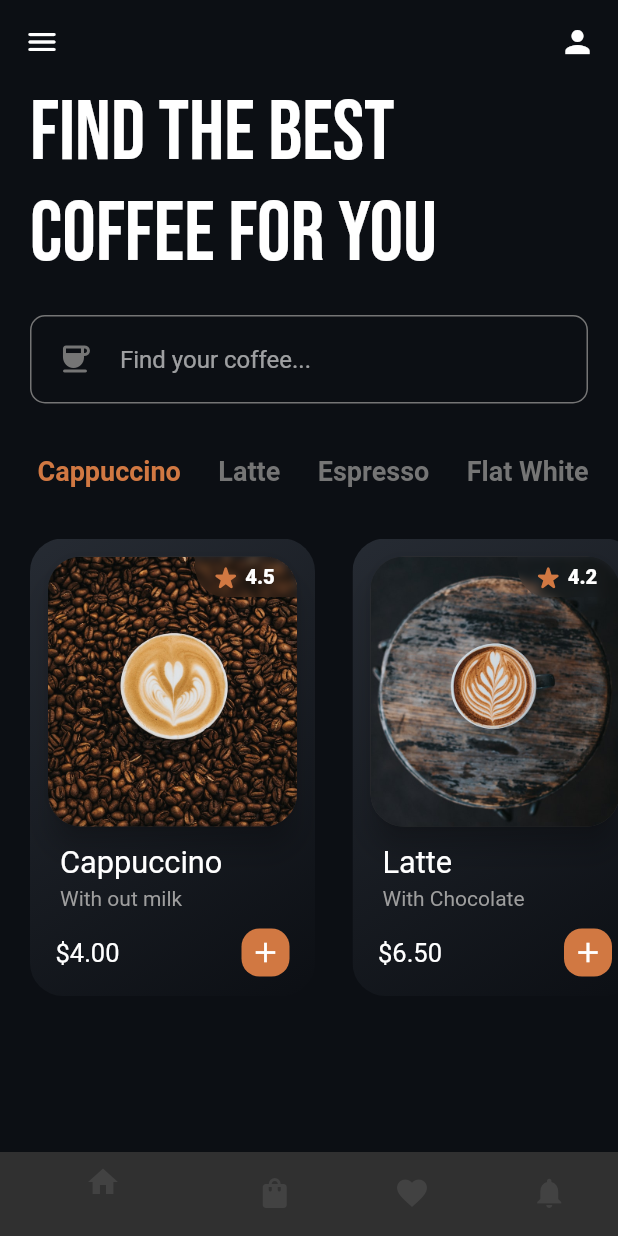
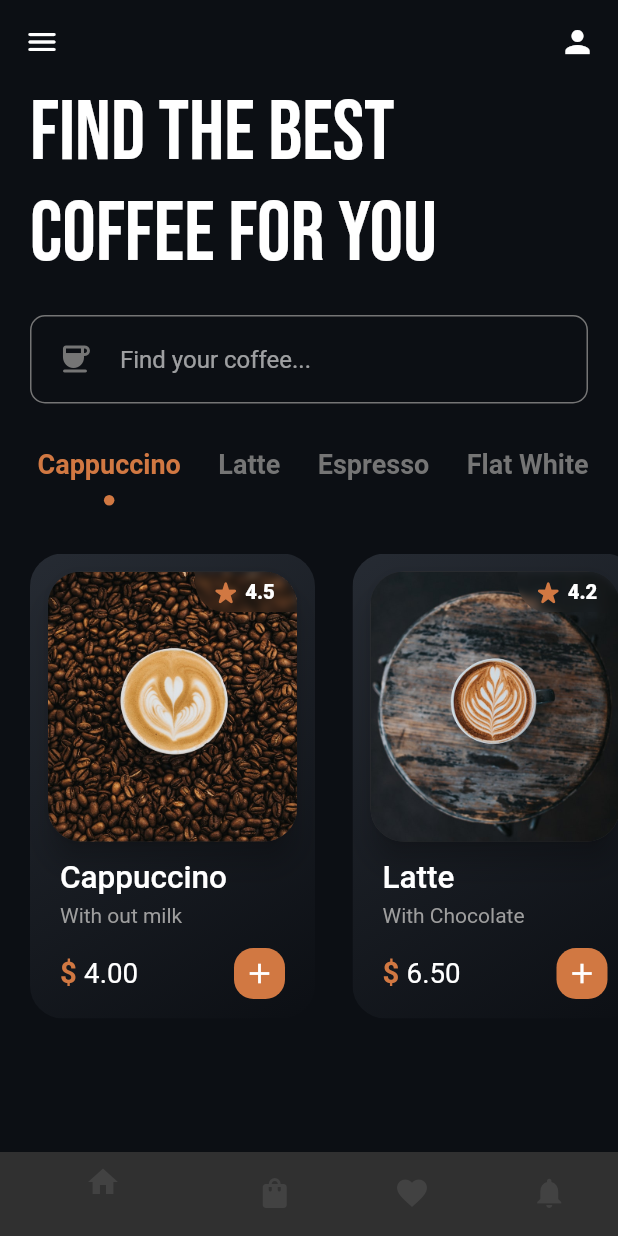
Before and after one commit to devBamidele/coffee_ui, a Flutter app: the screen it shows after launch, on a phone screen of 412 x 824 dp. Run offline on Flutter 3.47's test engine with Material 2 defaults, Android fonts, the phone set to English and light mode, and no system bars; our stand-ins replace auto_route, blur, google_fonts, responsive_framework.

Commit message:
Completed the coffee tile

```diff
--- a/lib/screens/home_page.dart
+++ b/lib/screens/home_page.dart
@@ -115,7 +115,7 @@ class _HomePageState extends State<HomePage> {
                     ),
                   ),
                   Padding(
-                    padding: EdgeInsets.symmetric(vertical: pageSpacing),
+                    padding: EdgeInsets.only(bottom: pageSpacing, top: 30),
                     child: SizedBox(
                       height: 50,
                       child: ListView.builder(
@@ -126,16 +126,14 @@ class _HomePageState extends State<HomePage> {
                           return CoffeeType(
                             coffeeType: items[0],
                             selected: items[1],
-                            onTap: () {
-                              coffeeTypeSelected(index);
-                            },
+                            onTap: () => coffeeTypeSelected(index),
                           );
                         },
                       ),
                     ),
                   ),
                   SizedBox(
-                    height: 305,
+                    height: 310,
                     child: ListView.builder(
                       scrollDirection: Axis.horizontal,
                       itemCount: coffeeTiles.length,
--- a/lib/utils/coffee_tile.dart
+++ b/lib/utils/coffee_tile.dart
@@ -27,24 +27,15 @@ class CoffeeTile extends StatelessWidget {
       padding: EdgeInsets.only(
         left: pageSpacing,
         right: 5,
-        // bottom: 15,
       ),
       child: ClipRRect(
         // The most exterior rectangle
         borderRadius: circularBorder,
         child: Container(
-          decoration: const BoxDecoration(
-            gradient: LinearGradient(
-              begin: Alignment.topLeft,
-              end: Alignment.bottomRight,
-              colors: [
-                Color(0xff262B33),
-                colorBackground,
-              ],
-            ),
-          ),
-          padding: const EdgeInsets.all(12),
+          decoration: tileDecoration,
           width: 190,
+          child: Padding(
+            padding: const EdgeInsets.all(12.0),
             child: Column(
               crossAxisAlignment: CrossAxisAlignment.start,
               children: [
@@ -100,15 +91,15 @@ class CoffeeTile extends StatelessWidget {
                   ),
                 ),
                 Padding(
-                padding:
-                    const EdgeInsets.symmetric(horizontal: 8, vertical: 12),
+                  padding: const EdgeInsets.only(left: 8, right: 8, top: 12),
                   child: Column(
                     crossAxisAlignment: CrossAxisAlignment.start,
                     children: [
                       Text(
                         coffee,
                         style: const TextStyle(
-                        fontSize: 20.5,
+                          fontSize: 21,
+                          fontWeight: FontWeight.w500,
                         ),
                       ),
                       addVerticalSpace(4),
@@ -116,24 +107,34 @@ class CoffeeTile extends StatelessWidget {
                         extras,
                         style: TextStyle(color: Colors.grey[500]),
                       ),
+                      addVerticalSpace(14),
+                      Row(
+                        mainAxisAlignment: MainAxisAlignment.spaceBetween,
+                        children: [
+                          RichText(
+                            text: TextSpan(
+                              children: <TextSpan>[
+                                const TextSpan(
+                                  text: '\$ ',
+                                  style: TextStyle(
+                                    color: colorSec,
+                                    fontSize: 19.5,
+                                    fontWeight: FontWeight.w700,
+                                  ),
+                                ),
+                                TextSpan(
+                                  text: formatCurrency(price),
+                                  style: const TextStyle(fontSize: 18.5),
+                                ),
                               ],
                             ),
                           ),
-              Padding(
-                padding: const EdgeInsets.symmetric(horizontal: 5),
-                child: Row(
-                  mainAxisAlignment: MainAxisAlignment.spaceBetween,
-                  children: [
-                    Text(
-                      formatCurrency(price, decimalCount: 2),
-                      style: const TextStyle(fontSize: 17),
-                    ),
                           Container(
-                      height: 32,
-                      width: 32,
+                            height: 34,
+                            width: 34,
                             decoration: BoxDecoration(
                               color: colorSec,
-                        borderRadius: BorderRadius.circular(12),
+                              borderRadius: BorderRadius.circular(13),
                             ),
                             child: const Icon(
                               Icons.add,
@@ -142,8 +143,11 @@ class CoffeeTile extends StatelessWidget {
                           )
                         ],
                       ),
-              )
                     ],
+                  ),
+                ),
+              ],
+            ),
           ),
         ),
       ),
--- a/lib/utils/coffee_type.dart
+++ b/lib/utils/coffee_type.dart
@@ -1,4 +1,5 @@
 import 'package:coffee_ui/utils/constants.dart';
+import 'package:coffee_ui/utils/widget_functions.dart';
 import 'package:flutter/material.dart';
 
 class CoffeeType extends StatelessWidget {
@@ -20,7 +21,9 @@ class CoffeeType extends StatelessWidget {
       child: Padding(
         padding: const EdgeInsets.only(left: 25),
         child: Center(
-          child: Text(
+          child: Column(
+            children: [
+              Text(
                 coffeeType,
                 style: TextStyle(
                   fontSize: 18,
@@ -28,6 +31,17 @@ class CoffeeType extends StatelessWidget {
                   color: selected ? colorSec : borderColor,
                 ),
               ),
+              addVerticalSpace(10),
+              Container(
+                width: 7,
+                height: 7,
+                decoration: BoxDecoration(
+                  shape: BoxShape.circle,
+                  color: selected ? colorSec : colorBackground,
+                ),
+              ),
+            ],
+          ),
         ),
       ),
     );
--- a/lib/utils/constants.dart
+++ b/lib/utils/constants.dart
@@ -15,3 +15,14 @@ final inputBorder = OutlineInputBorder(
 );
 
 final circularBorder = BorderRadius.circular(borderRadius);
+
+const tileDecoration = BoxDecoration(
+  gradient: LinearGradient(
+    begin: Alignment.topLeft,
+    end: Alignment.bottomRight,
+    colors: [
+      Color(0xff262B33),
+      colorBackground,
+    ],
+  ),
+);
--- a/lib/utils/custom_functions.dart
+++ b/lib/utils/custom_functions.dart
@@ -1,8 +1,5 @@
 import 'package:intl/intl.dart';
 
-String formatCurrency(num amount, {int decimalCount = 0}) {
-  final formatCurrency = NumberFormat.simpleCurrency(
-    decimalDigits: decimalCount,
-  );
-  return formatCurrency.format(amount);
+String formatCurrency(num amount) {
+  return NumberFormat("###.00", "en_US").format(amount);
 }
```
Lines whose indentation alone changed are shown as unchanged.
